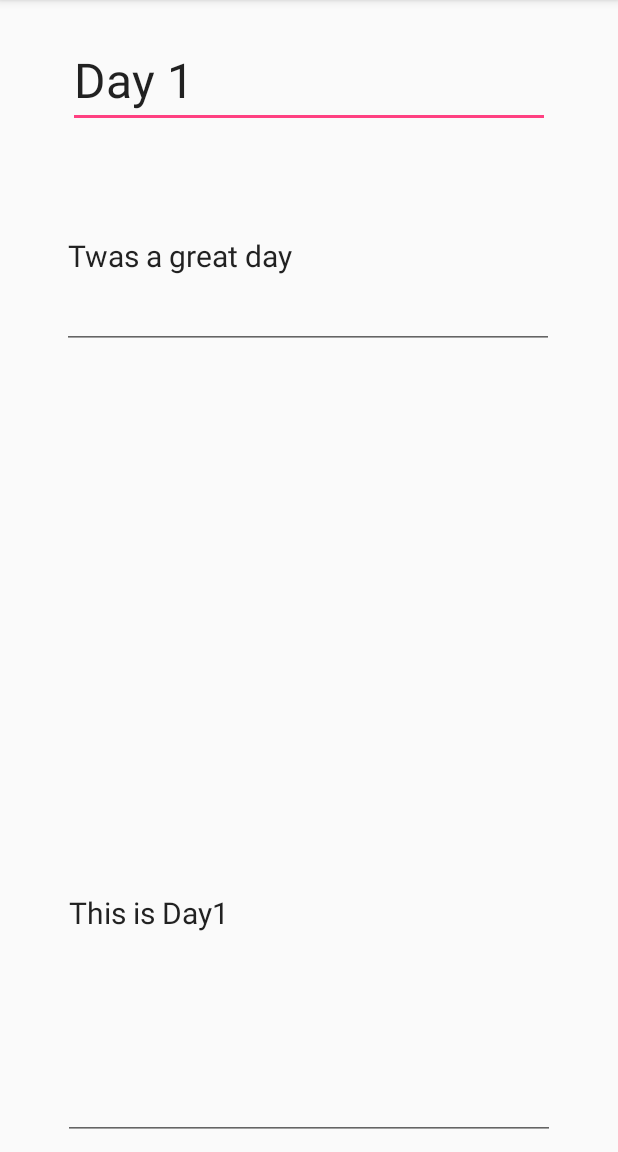
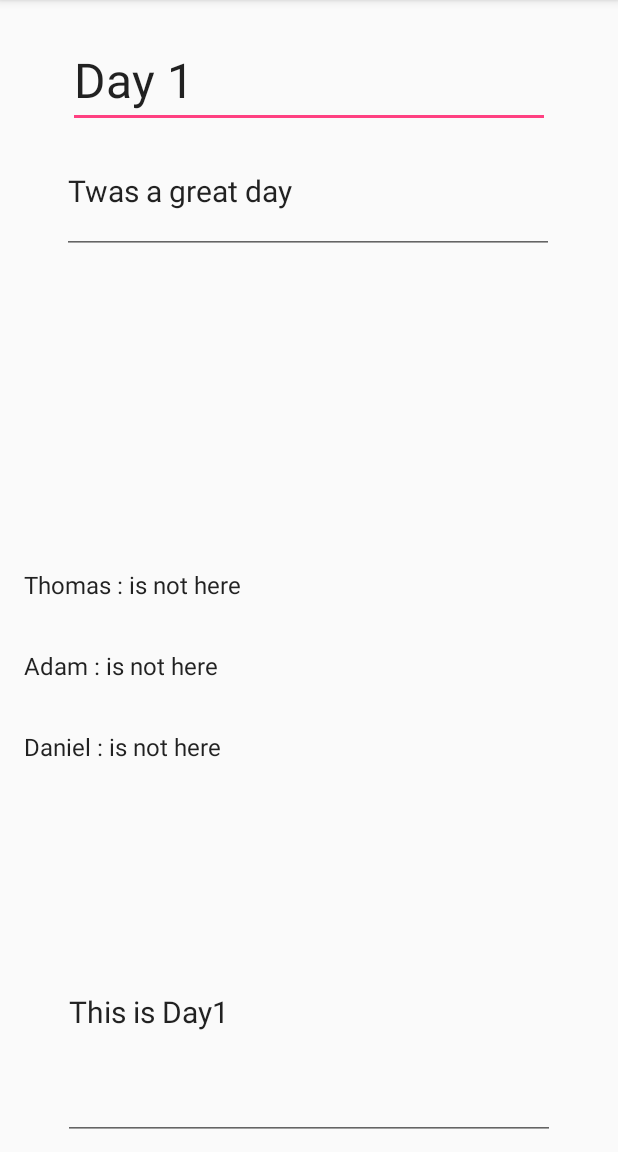
Before and after one commit to alecsmith84/AttendanceApp, an Android app: the screen it shows after launch (MeetingDetailActivity), after a tap on "Day 1", on a phone screen of 412 x 824 dp, the part 84-1236 px from its top. Run offline under Robolectric (Android 15) with nearby library versions, the phone set to English and light mode, and no system bars.

Commit message:
Added person class and rough people attendance. Also date stuff.

```diff
--- a/app/src/main/java/com/example/attendanceapp/MeetingActivity.java
+++ b/app/src/main/java/com/example/attendanceapp/MeetingActivity.java
@@ -23,6 +23,9 @@ import android.widget.TextView;
 
 import java.util.ArrayList;
 import java.util.List;
+import java.util.Calendar;
+
+
 
 public class MeetingActivity extends AppCompatActivity {
     //private String[] testArray;
@@ -38,6 +41,7 @@ public class MeetingActivity extends AppCompatActivity {
         setSupportActionBar(toolbar);
         toolbar.setTitle("Meetings");
 
+
         if(Meetings.size() == 0) {
 
             MeetingDetailModel test = new MeetingDetailModel("Day 1", "Twas a great day", "This is Day1");
@@ -52,6 +56,7 @@ public class MeetingActivity extends AppCompatActivity {
         fab.setOnClickListener(new View.OnClickListener() {
             @Override
             public void onClick(View view) {
+
 
                 MeetingDetailModel newMeeting = new MeetingDetailModel("","","");
                 Meetings.add(newMeeting);
@@ -134,6 +139,10 @@ public class MeetingActivity extends AppCompatActivity {
             holder.mView.setOnClickListener(new View.OnClickListener() {
                 @Override
                 public void onClick(View v) {
+
+                    Snackbar.make(v, "Loading Meeting...", Snackbar.LENGTH_SHORT)
+                            .setAction("Action", null).show();
+
                     Context context = v.getContext();
                     Intent intent = new Intent(context, MeetingDetailActivity.class);
                     intent.putExtra("NAME", holder.mItem.getName());
--- a/app/src/main/java/com/example/attendanceapp/MeetingDetailActivity.java
+++ b/app/src/main/java/com/example/attendanceapp/MeetingDetailActivity.java
@@ -1,22 +1,45 @@
 package com.example.attendanceapp;
 
 import android.content.Context;
+import android.content.Intent;
 import android.os.Bundle;
+import android.support.annotation.NonNull;
 import android.support.v7.app.AppCompatActivity;
 import android.support.v7.widget.RecyclerView;
 import android.support.v7.widget.Toolbar;
 import android.view.KeyEvent;
+import android.view.LayoutInflater;
 import android.view.View;
+import android.view.ViewGroup;
 import android.view.inputmethod.EditorInfo;
 import android.widget.EditText;
+import android.widget.LinearLayout;
 import android.widget.TextView;
 
+import java.util.ArrayList;
+import java.util.List;
+import com.example.attendanceapp.Person;
+
 public class MeetingDetailActivity extends AppCompatActivity {
+
+    public final List<Person> People = new ArrayList<Person>();
 
     //@Override
     protected void onCreate(Bundle savedInstanceState) {
         super.onCreate(savedInstanceState);
         setContentView(R.layout.meeting_detail_activity);
+
+        View recyclerView = findViewById(R.id.person_list);
+        assert recyclerView != null;
+        setupRecyclerView((RecyclerView) recyclerView);
+
+        People.add(new Person("Thomas"));
+        People.add(new Person("Adam"));
+        People.add(new Person("Daniel"));
+        People.add(new Person("Will"));
+        People.add(new Person("Timothy"));
+        People.add(new Person("Nate"));
+        People.add(new Person("Aaron"));
 
         final EditText name = findViewById(R.id.name);
         final EditText description = findViewById((R.id.description));
@@ -52,6 +75,96 @@ public class MeetingDetailActivity extends AppCompatActivity {
         });*/
     }
 
+    private void setupRecyclerView(@NonNull RecyclerView recyclerView) {
+        //movieMaker.createMovieMagic();
+        recyclerView.setAdapter(new MeetingDetailActivity.SimpleItemRecyclerViewAdapter(People));//movieMaker.MOVIES)); // pass that array... I don't care how you got it...
+    }
+
+    public class SimpleItemRecyclerViewAdapter
+            extends RecyclerView.Adapter<MeetingDetailActivity.SimpleItemRecyclerViewAdapter.ViewHolder> {
+
+        private final List<Person> mValues;
+
+        public SimpleItemRecyclerViewAdapter(List<Person> items) {
+            mValues = items;
+        }
+
+        @Override
+        public MeetingDetailActivity.SimpleItemRecyclerViewAdapter.ViewHolder onCreateViewHolder(ViewGroup parent, int viewType) {
+            View view = LayoutInflater.from(parent.getContext())
+                    .inflate(R.layout.person_list_content, parent, false);
+            return new MeetingDetailActivity.SimpleItemRecyclerViewAdapter.ViewHolder(view);
+        }
+
+        @Override
+        public void onBindViewHolder(final MeetingDetailActivity.SimpleItemRecyclerViewAdapter.ViewHolder holder, final int position) {
+            holder.mItem = mValues.get(position);
+
+            //meetingNumber = position;
+
+            String temp;
+            if(mValues.get(position).isHere){
+                temp = "is here";
+            }else{
+                temp = "is not here";
+            }
+            if(!mValues.get(position).name.equals("")) {
+                holder.mIdView.setText(mValues.get(position).name + " : " + temp);
+            }else{
+                holder.mIdView.setText("New Person" + " : " + temp);
+            }
+
+            holder.mView.setOnClickListener(new View.OnClickListener() {
+                @Override
+                public void onClick(View v) {
+                    mValues.get(position).isHere = !mValues.get(position).isHere;
+                    String temp;
+                    if(mValues.get(position).isHere){
+                        temp = "is here";
+                    }else {
+                        temp = "is not here";
+                    }
+                    if(!mValues.get(position).name.equals("")) {
+                        holder.mIdView.setText(mValues.get(position).name + " : " + temp);
+                    }else{
+                        holder.mIdView.setText("New Person" + " : " + temp);
+                    }
+                }
+            });
+
+
+
+
+
+            //holder.mContentView.setText(mValues.get(position).getMovieYear());
+
+
+        }
+
+        @Override
+        public int getItemCount() {
+            return mValues.size();
+        }
+
+        public class ViewHolder extends RecyclerView.ViewHolder {
+            public final View mView;
+            public final TextView mIdView;
+            public final TextView mContentView;
+            public Person mItem;
+
+            public ViewHolder(View view) {
+                super(view);
+                mView = view;
+                mIdView = (TextView) view.findViewById(R.id.id);
+                mContentView = (TextView) view.findViewById(R.id.content);
+            }
+
+            @Override
+            public String toString() {
+                return super.toString() + " '" + mContentView.getText() + "'";
+            }
+        }
+    }
     //public void setActivityReference(MeetingActivity m){
     //    meetingMain = m;
     //}
--- a/app/src/main/java/com/example/attendanceapp/MeetingDetailModel.java
+++ b/app/src/main/java/com/example/attendanceapp/MeetingDetailModel.java
@@ -1,14 +1,18 @@
 package com.example.attendanceapp;
+
+import java.util.Calendar;
 
 public class MeetingDetailModel {
     private String name;
     private String description;
     private String notes;
+    private String date;
 
     public MeetingDetailModel(String n1, String n2, String n3){
         setName(n1);
         setDescription(n2);
         setNotes(n3);
+        setDateToToday();
     }
 
     public void setName(String n){
@@ -27,4 +31,24 @@ public class MeetingDetailModel {
     public String getNotes(){
         return notes;
     }
+    public void setDate(String n) { date = n; }
+    public String getDate() { return date; }
+    public void setDateToToday(){
+        Calendar calendar = Calendar.getInstance();
+        int thisYear = calendar.get(Calendar.YEAR);
+        int thisMonth = calendar.get(Calendar.MONTH);
+        int thisDay = calendar.get(Calendar.DAY_OF_MONTH);
+        String calenderOut = Integer.toString(thisMonth) + "/" + Integer.toString(thisDay) + "/" + Integer.toString(thisYear);
+
+        setDate(calenderOut);
+    }
+    public boolean isToday(){
+        Calendar calendar = Calendar.getInstance();
+        int thisYear = calendar.get(Calendar.YEAR);
+        int thisMonth = calendar.get(Calendar.MONTH);
+        int thisDay = calendar.get(Calendar.DAY_OF_MONTH);
+        String calenderOut = Integer.toString(thisMonth) + "/" + Integer.toString(thisDay) + "/" + Integer.toString(thisYear);
+
+        return (getDate() == calenderOut);
+    }
 }
--- /dev/null
+++ b/app/src/main/java/com/example/attendanceapp/Person.java
@@ -0,0 +1,11 @@
+package com.example.attendanceapp;
+
+public class Person {
+
+    public Person(String NAME){
+        isHere = false;
+        name = NAME;
+    }
+    public boolean isHere;
+    public String name;
+}
--- a/app/src/main/res/layout/meeting_detail_activity.xml
+++ b/app/src/main/res/layout/meeting_detail_activity.xml
@@ -27,35 +27,52 @@
     <EditText
         android:id="@+id/description"
         android:layout_width="328dp"
-        android:layout_height="123dp"
-        android:layout_marginTop="24dp"
+        android:layout_height="84dp"
+        android:ellipsize="end"
+        android:hint="Enter a description..."
         android:text=""
         android:textColorHint="@color/grey"
-        android:hint="Enter a description..."
-        android:ellipsize="end"
         android:textSize="20dp"
         app:layout_constraintEnd_toEndOf="parent"
-        app:layout_constraintHorizontal_bias="0.49"
+        app:layout_constraintHorizontal_bias="0.493"
         app:layout_constraintStart_toStartOf="parent"
         app:layout_constraintTop_toBottomOf="@+id/name" />
 
     <EditText
         android:id="@+id/notes"
         android:layout_width="328dp"
-        android:layout_height="302dp"
+        android:layout_height="170dp"
         android:layout_marginBottom="8dp"
         android:layout_marginEnd="10dp"
         android:layout_marginLeft="10dp"
         android:layout_marginRight="10dp"
         android:layout_marginStart="10dp"
+        android:ellipsize="end"
+        android:hint="Type here to record notes."
         android:text=""
         android:textColorHint="@color/grey"
-        android:hint="Type here to record notes."
-        android:ellipsize="end"
         android:textSize="20dp"
         app:layout_constraintBottom_toBottomOf="parent"
         app:layout_constraintDimensionRatio="1:1"
         app:layout_constraintEnd_toEndOf="parent"
         app:layout_constraintStart_toStartOf="parent" />
 
+    <ScrollView
+        android:layout_width="fill_parent"
+        android:layout_height="162dp"
+        android:layout_marginBottom="8dp"
+        android:layout_marginTop="8dp"
+        app:layout_constraintBottom_toTopOf="@+id/notes"
+        app:layout_constraintStart_toStartOf="parent"
+        app:layout_constraintTop_toBottomOf="@+id/description"
+        app:layout_constraintVertical_bias="0.764">
+
+        <include
+            layout="@layout/person_list"
+            android:layout_width="match_parent"
+            android:layout_height="wrap_content"
+            tools:layout_editor_absoluteX="16dp"
+            tools:layout_editor_absoluteY="210dp" />
+    </ScrollView>
+
 </android.support.constraint.ConstraintLayout>
--- /dev/null
+++ b/app/src/main/res/layout/person_list.xml
@@ -0,0 +1,19 @@
+<?xml version="1.0" encoding="utf-8"?>
+<android.support.v7.widget.RecyclerView xmlns:android="http://schemas.android.com/apk/res/android"
+    xmlns:app="http://schemas.android.com/apk/res-auto"
+    xmlns:tools="http://schemas.android.com/tools"
+    android:id="@+id/person_list"
+    android:name=".PersonListFragment"
+    xmlns="http://schemas.android.com/apk/res-auto"
+    android:layout_width="match_parent"
+    android:layout_height="match_parent"
+    android:layout_marginLeft="16dp"
+    android:layout_marginRight="16dp"
+    android:layout_marginTop="16dp"
+    app:layoutManager="LinearLayoutManager"
+
+    tools:context=".MeetingDetailActivity"
+    tools:listitem="@layout/person_list_content"
+
+
+    />
--- /dev/null
+++ b/app/src/main/res/layout/person_list_content.xml
@@ -0,0 +1,19 @@
+<?xml version="1.0" encoding="utf-8"?>
+<LinearLayout xmlns:android="http://schemas.android.com/apk/res/android"
+    xmlns:tools="http://schemas.android.com/tools"
+    android:layout_width="wrap_content"
+    android:layout_height="wrap_content"
+    xmlns:app="http://schemas.android.com/apk/res-auto"
+    android:orientation="horizontal"
+    android:weightSum="1">
+
+    <TextView
+        android:id="@+id/id"
+        android:layout_width="wrap_content"
+        android:layout_height="wrap_content"
+        android:layout_margin="@dimen/text_margin"
+        android:text="PersonNameHere"
+        android:textAppearance="?attr/textAppearanceListItem"
+        android:layout_weight="0.41" />
+
+</LinearLayout>
```
